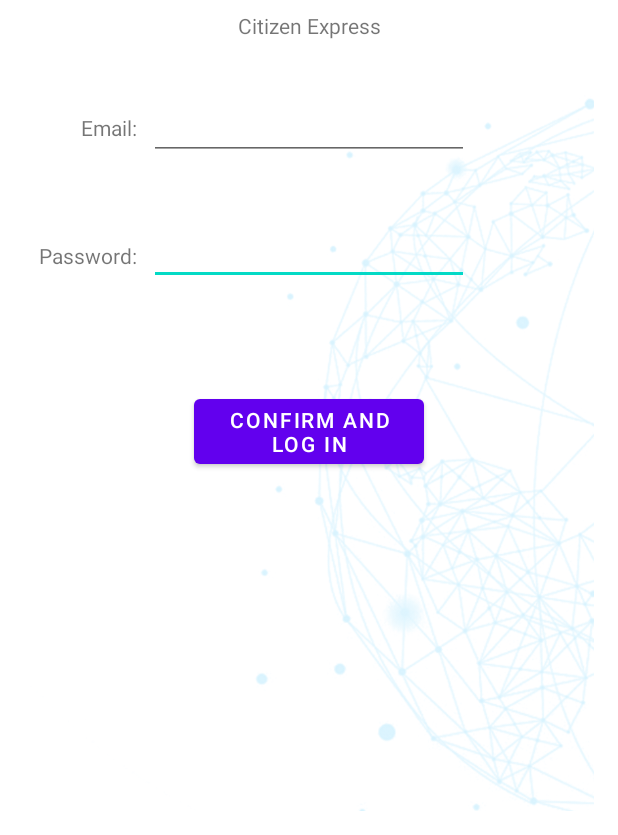
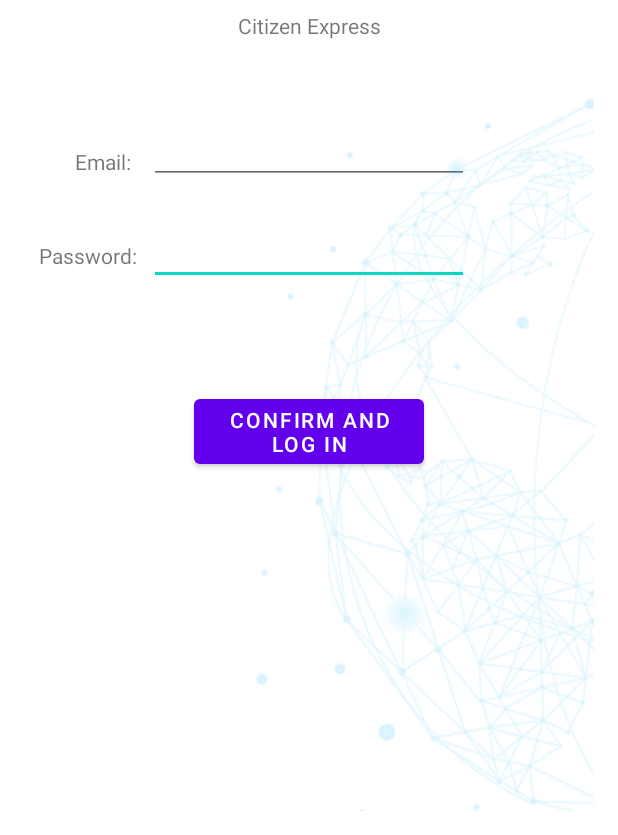
Before and after one commit to Ginphy/Fit5046, an Android app: the SignupActivity screen opened directly, with no data from a screen before it, on a phone screen of 412 x 824 dp, the part 401-1236 px from its top. Run offline under Robolectric (Android 15) with nearby library versions, the phone set to English and light mode, and no system bars; our stand-ins replace Firebase (no records; nobody signed in at launch, a user with empty details on screens opened directly).

Commit message:
删掉多余信息

```diff
--- a/app/src/main/AndroidManifest.xml
+++ b/app/src/main/AndroidManifest.xml
@@ -21,7 +21,7 @@
         <activity android:name="com.example.ce.ui.login.SignupActivity" />
         <activity android:name="com.example.ce.ui.login.LoginActivity"
             android:exported="true"
-            android:label="@string/app_name">
+            android:label="Log In/Sign Up">
 
             <intent-filter>
                 <action android:name="android.intent.action.MAIN" />
--- a/app/src/main/java/com/example/ce/ui/login/SignupActivity.java
+++ b/app/src/main/java/com/example/ce/ui/login/SignupActivity.java
@@ -5,19 +5,24 @@ import android.content.Intent;
 import android.os.Bundle;
 import android.view.View;
 import android.widget.Button;
+import android.widget.EditText;
 
 import androidx.appcompat.app.AppCompatActivity;
 
 import com.example.ce.MainActivity;
 import com.example.ce.R;
+import com.google.firebase.auth.FirebaseAuth;
 
 public class SignupActivity  extends AppCompatActivity {
+    private FirebaseAuth auth;
     @Override
     protected void onCreate(Bundle saveInstanceState) {
         super.onCreate(saveInstanceState);
         setContentView(R.layout.signup);
-
+        auth = FirebaseAuth.getInstance();
         Button btnLogin = findViewById(R.id.Log);
+        EditText emailEditText = findViewById(R.id.Email);
+        EditText passwordEditText = findViewById(R.id.password);
         btnLogin.setOnClickListener(new View.OnClickListener() {
             @Override
             public void onClick(View v) {
--- a/app/src/main/res/layout/signup.xml
+++ b/app/src/main/res/layout/signup.xml
@@ -56,9 +56,11 @@
         android:layout_height="wrap_content"
         android:ems="10"
         android:inputType="textEmailAddress"
-        app:layout_constraintBaseline_toBaselineOf="@+id/textView2"
-        app:layout_constraintEnd_toEndOf="@+id/password"
-        app:layout_constraintStart_toStartOf="@+id/password" />
+        app:layout_constraintBottom_toTopOf="@+id/Log"
+        app:layout_constraintEnd_toEndOf="parent"
+        app:layout_constraintStart_toStartOf="parent"
+        app:layout_constraintTop_toBottomOf="@+id/imageView"
+        app:layout_constraintVertical_bias="0.36" />
 
     <TextView
         android:id="@+id/textView"
@@ -84,11 +86,14 @@
         android:id="@+id/textView2"
         android:layout_width="wrap_content"
         android:layout_height="wrap_content"
-        android:layout_marginEnd="8dp"
         android:layout_marginBottom="50dp"
         android:text="Email:"
-        app:layout_constraintBottom_toTopOf="@+id/password"
-        app:layout_constraintEnd_toStartOf="@+id/Email" />
+        app:layout_constraintBottom_toBottomOf="parent"
+        app:layout_constraintEnd_toStartOf="@+id/Email"
+        app:layout_constraintHorizontal_bias="0.74"
+        app:layout_constraintStart_toStartOf="parent"
+        app:layout_constraintTop_toTopOf="parent"
+        app:layout_constraintVertical_bias="0.44" />
 
     <TextView
         android:id="@+id/textView3"
```
Also changed, not shown: app/src/main/java/com/example/ce/MainActivity.java (+0 -40 lines).
